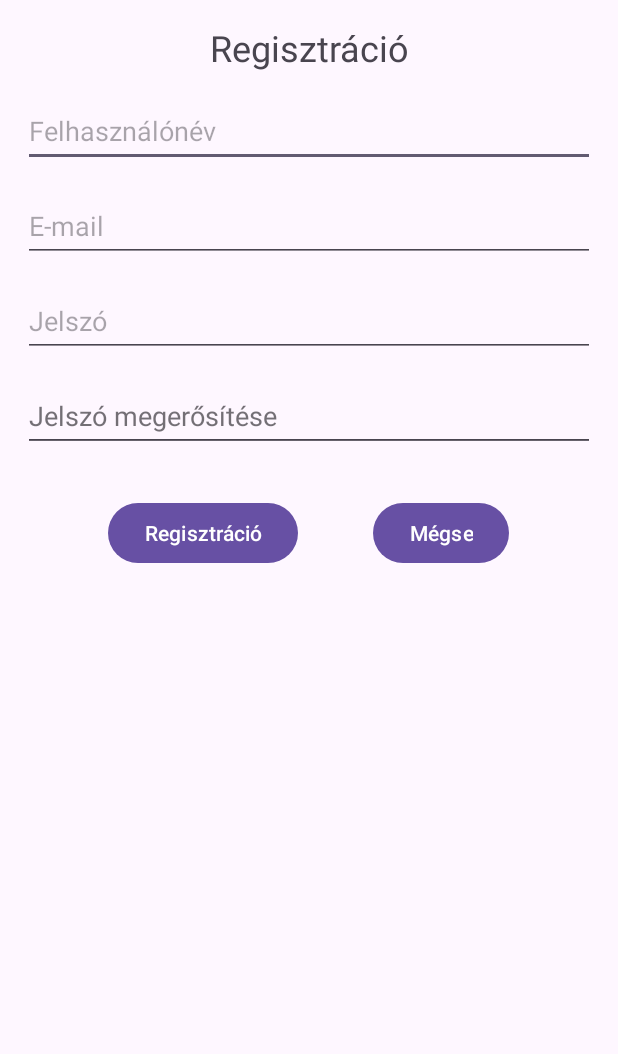
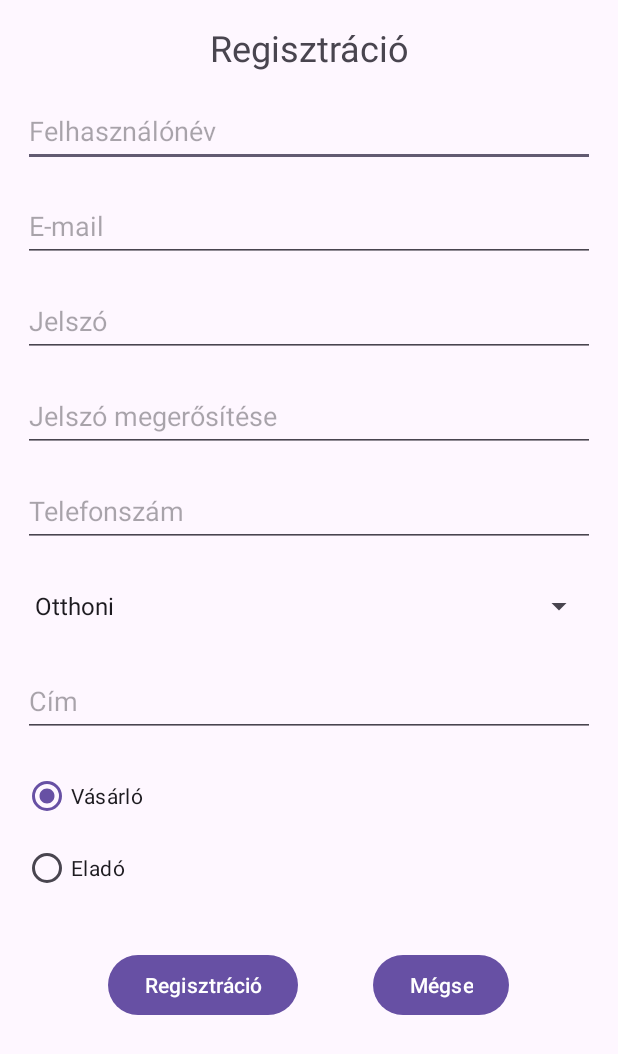
Before and after one commit to Rycbar01/Mobilalkfejl, an Android app: the screen it shows after launch (RegisztActivity), after a tap on "Regisztráció", on a phone screen of 412 x 824 dp. Shown: the top 1054 px of the screen. Run offline under Robolectric (Android 15) with nearby library versions, the phone set to English and light mode, and no system bars.

Commit message:
1-3. vidi (4.v. 49:20.percig)

```diff
--- a/app/src/main/AndroidManifest.xml
+++ b/app/src/main/AndroidManifest.xml
@@ -13,6 +13,9 @@
         android:theme="@style/Theme.Konyvwebshop"
         tools:targetApi="31">
         <activity
+            android:name=".ShoplistActivity"
+            android:exported="false" />
+        <activity
             android:name=".RegisztActivity"
             android:exported="false" />
         <activity
--- a/app/src/main/java/com/example/konyvwebshop/RegisztActivity.java
+++ b/app/src/main/java/com/example/konyvwebshop/RegisztActivity.java
@@ -2,21 +2,32 @@ package com.example.konyvwebshop;
 
 import androidx.appcompat.app.AppCompatActivity;
 
+import android.content.Intent;
 import android.content.SharedPreferences;
 import android.os.Bundle;
 import android.util.Log;
 import android.view.View;
 import android.view.ViewGroup;
+import android.widget.AdapterView;
+import android.widget.ArrayAdapter;
 import android.widget.EditText;
+import android.widget.RadioButton;
+import android.widget.RadioGroup;
+import android.widget.Spinner;
 
-public class RegisztActivity extends AppCompatActivity {
+public class RegisztActivity extends AppCompatActivity implements AdapterView.OnItemSelectedListener {
     private static final String LOG_TAG = RegisztActivity.class.getName();
-    private static final String PREF_KEY = MainActivity.class.getPackage().toString();
+    private static final String PREF_KEY = RegisztActivity.class.getPackage().toString();
+    private static final int SECRET_KEY = 99;
 
     EditText usernamedittext;
     EditText useremailedittext;
     EditText passwedittext;
     EditText passwagain;
+    EditText phoneedittext;
+    Spinner spinner;
+    EditText adressedittex;
+    RadioGroup accounttypegroup;
 
     private SharedPreferences preferences;
 
@@ -36,6 +47,11 @@ public class RegisztActivity extends AppCompatActivity {
         useremailedittext = findViewById(R.id.useremailedittext);
         passwedittext = findViewById(R.id.passwedittext);
         passwagain = findViewById(R.id.passwagain);
+        phoneedittext = findViewById(R.id.phoneedittext);
+        spinner = findViewById(R.id.phonespinner);
+        adressedittex = findViewById(R.id.adressedittext);
+        accounttypegroup = findViewById(R.id.accounttypegroup);
+        accounttypegroup.check(R.id.vasarloradiobutton);
 
         preferences = getSharedPreferences(PREF_KEY, MODE_PRIVATE);
         String userN = preferences.getString("userN", "");
@@ -45,10 +61,14 @@ public class RegisztActivity extends AppCompatActivity {
         passwedittext.setText(passW);
         passwagain.setText(passW);
 
+        spinner.setOnItemSelectedListener(this);
+        ArrayAdapter<CharSequence> adapter = ArrayAdapter.createFromResource(this, R.array.phonemode, android.R.layout.simple_spinner_item);
+        adapter.setDropDownViewResource(android.R.layout.simple_spinner_dropdown_item);
+        spinner.setAdapter(adapter);
+
         Log.i(LOG_TAG, "onCreate");
 
     }
-
 
     public void regiszt(View view) {
         String userN = usernamedittext.getText().toString();
@@ -62,11 +82,29 @@ public class RegisztActivity extends AppCompatActivity {
             return;
         }
 
+        String phonenumber = phoneedittext.getText().toString();
+        String phonetype = spinner.getSelectedItem().toString();
+        String address = adressedittex.getText().toString();
+
+        int checkedId = accounttypegroup.getCheckedRadioButtonId();
+        RadioButton radioButton = accounttypegroup.findViewById(checkedId);
+        String accounttypegroup = radioButton.getText().toString();
+
+
+
         Log.i(LOG_TAG, "Regisztrált: " + userN + ", e-mail: " + email);
+
+        startshop();
     }
 
     public void megse(View view) {
         finish();
+    }
+
+    private void startshop(/* registered user data */){
+        Intent intent = new Intent(this, ShoplistActivity.class);
+        intent.putExtra("SECRET_KEY", SECRET_KEY);
+        startActivity(intent);
     }
 
     @Override
@@ -109,4 +147,15 @@ public class RegisztActivity extends AppCompatActivity {
         super.onRestart();
         Log.i(LOG_TAG, "onRestart");
     }
+
+    @Override
+    public void onItemSelected(AdapterView<?> parent, View view, int position, long id) {
+        String selecteditem = parent.getItemAtPosition(position).toString();
+        Log.i(LOG_TAG, selecteditem);
+    }
+
+    @Override
+    public void onNothingSelected(AdapterView<?> parent) {
+
+    }
 }
--- /dev/null
+++ b/app/src/main/java/com/example/konyvwebshop/ShoplistActivity.java
@@ -0,0 +1,14 @@
+package com.example.konyvwebshop;
+
+import androidx.appcompat.app.AppCompatActivity;
+
+import android.os.Bundle;
+
+public class ShoplistActivity extends AppCompatActivity {
+
+    @Override
+    protected void onCreate(Bundle savedInstanceState) {
+        super.onCreate(savedInstanceState);
+        setContentView(R.layout.activity_shoplist);
+    }
+}
--- a/app/src/main/res/layout/activity_regiszt.xml
+++ b/app/src/main/res/layout/activity_regiszt.xml
@@ -82,18 +82,64 @@
         android:layout_marginLeft="15dp"
         android:layout_marginRight="15dp"
         android:ems="10"
-        android:hint="@string/jelszagain"
-        android:inputType="textPassword"
+        android:hint="@string/telefonsz"
+        android:inputType="phone"
         android:layout_alignParentStart="true"
         android:layout_alignParentEnd="true"
-        android:layout_below="@id/passwedittext"/>
+        android:layout_below="@id/passwagain"/>
+
+    <Spinner
+        android:id="@+id/phonespinner"
+        android:layout_width="match_parent"
+        android:layout_height="48dp"
+        android:layout_marginTop="@dimen/default_margin"
+        android:layout_marginLeft="@dimen/default_margin"
+        android:layout_marginRight="@dimen/default_margin"
+        android:layout_alignParentStart="true"
+        android:layout_alignParentEnd="true"
+        android:layout_below="@id/phoneedittext"
+        />
+    <EditText
+        android:id="@+id/adressedittext"
+        android:layout_width="match_parent"
+        android:layout_height="48dp"
+        android:layout_marginTop="@dimen/default_margin"
+        android:layout_marginLeft="15dp"
+        android:layout_marginRight="15dp"
+        android:ems="10"
+        android:maxLines="1"
+        android:hint="@string/cim"
+        android:inputType="textPostalAddress|textMultiLine"
+        android:layout_alignParentStart="true"
+        android:layout_alignParentEnd="true"
+        android:layout_below="@id/phonespinner"/>
+
+<RadioGroup
+    android:id="@+id/accounttypegroup"
+    android:layout_width="match_parent"
+    android:layout_height="wrap_content"
+    android:layout_marginTop="@dimen/default_margin"
+    android:layout_marginLeft="@dimen/default_margin"
+    android:layout_marginRight="@dimen/default_margin"
+    android:layout_below="@id/adressedittext">
+
+    <RadioButton
+        android:id="@+id/vasarloradiobutton"
+    android:layout_width="match_parent"
+    android:layout_height="wrap_content"
+    android:text="@string/vasarlo"/>
+    <RadioButton
+        android:layout_width="match_parent"
+        android:layout_height="wrap_content"
+        android:text="@string/elado"/>
+</RadioGroup>
 
 
     <LinearLayout
         android:layout_width="wrap_content"
         android:layout_height="wrap_content"
         android:orientation="horizontal"
-        android:layout_below="@id/passwagain"
+        android:layout_below="@id/accounttypegroup"
         android:layout_marginTop="30dp"
         android:layout_centerHorizontal="true">
 
--- /dev/null
+++ b/app/src/main/res/layout/activity_shoplist.xml
@@ -0,0 +1,9 @@
+<?xml version="1.0" encoding="utf-8"?>
+<androidx.constraintlayout.widget.ConstraintLayout xmlns:android="http://schemas.android.com/apk/res/android"
+    xmlns:app="http://schemas.android.com/apk/res-auto"
+    xmlns:tools="http://schemas.android.com/tools"
+    android:layout_width="match_parent"
+    android:layout_height="match_parent"
+    tools:context=".ShoplistActivity">
+
+</androidx.constraintlayout.widget.ConstraintLayout>
--- a/app/src/main/res/values/strings.xml
+++ b/app/src/main/res/values/strings.xml
@@ -8,4 +8,14 @@
     <string name="e_mail">E-mail</string>
     <string name="jelszagain">Jelszó megerősítése</string>
     <string name="megse">Mégse</string>
+    <string name="telefonsz">Telefonszám</string>
+    <string name="cim">Cím</string>
+    <string name="vasarlo">Vásárló</string>
+    <string name="elado">Eladó</string>
+    <string-array name="phonemode">
+        <item>Otthoni</item>
+        <item>Munkahelyi</item>
+        <item>Mobil</item>
+        <item>Egyéb</item>
+    </string-array>
 </resources>
```
